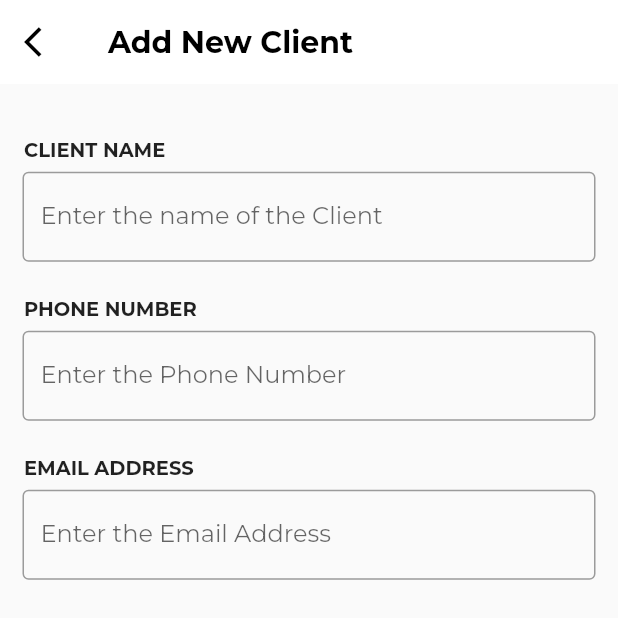
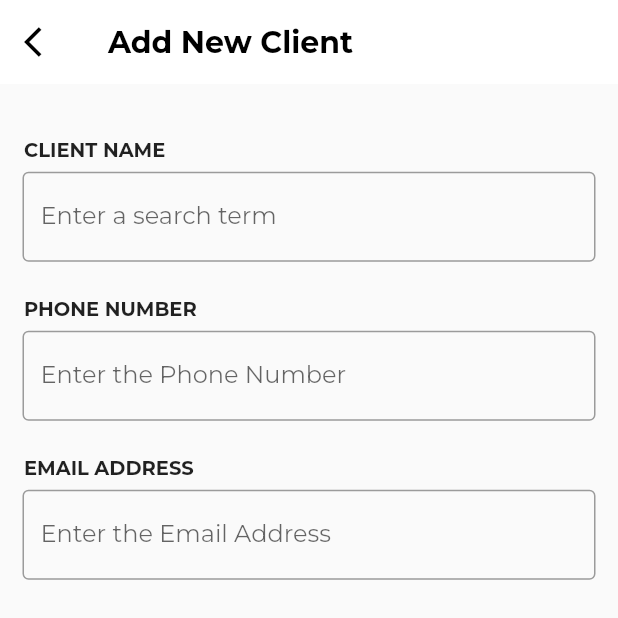
Before and after one commit to WSTInterns/CRMLeado, a Flutter app: the manual screen opened directly, on a phone screen of 412 x 824 dp, the top half of it. Run offline on Flutter 3.47's test engine with Material 2 defaults, Android fonts, the phone set to English and light mode, and no system bars; our stand-ins replace cloud_firestore, contacts_service, email_validator, file_picker, firebase_auth, firebase_core and 12 more; missing offline and left inert: another_stepper, dart:ffi, flutter_flushbar, syncfusion_flutter_pdfviewer; accounts and stored records are empty.

Commit message:
Revert "editMay22"
This reverts commit a260c7b0bc3689ccf9bdf32d205a0d14b425288c.

```diff
--- a/lib/screens/home/srceen1/addmanual.dart
+++ b/lib/screens/home/srceen1/addmanual.dart
@@ -211,7 +211,7 @@ class _manualState extends State<manual> {
                           borderSide:
                               BorderSide(width: 2.5, color: Color(0xffD9ACF5)),
                         ),
-                        hintText: 'Enter the name of the Client',
+                        hintText: 'Enter a search term',
                         hintStyle: TextStyle(
                           fontFamily: "Montserrat",
                         ),
--- a/pubspec.yaml
+++ b/pubspec.yaml
@@ -130,5 +130,5 @@ flutter:
   #
   # For details regarding fonts from package dependencies,
   # see https://flutter.dev/custom-fonts/#from-packages
-# dependency_overrides:
-#   firebase_core_platform_interface: 4.5.2
+dependency_overrides:
+  firebase_core_platform_interface: 4.5.2
```
Also changed, not shown: lib/screens/home/profile.dart (+9 -1 lines), pubspec.lock.
